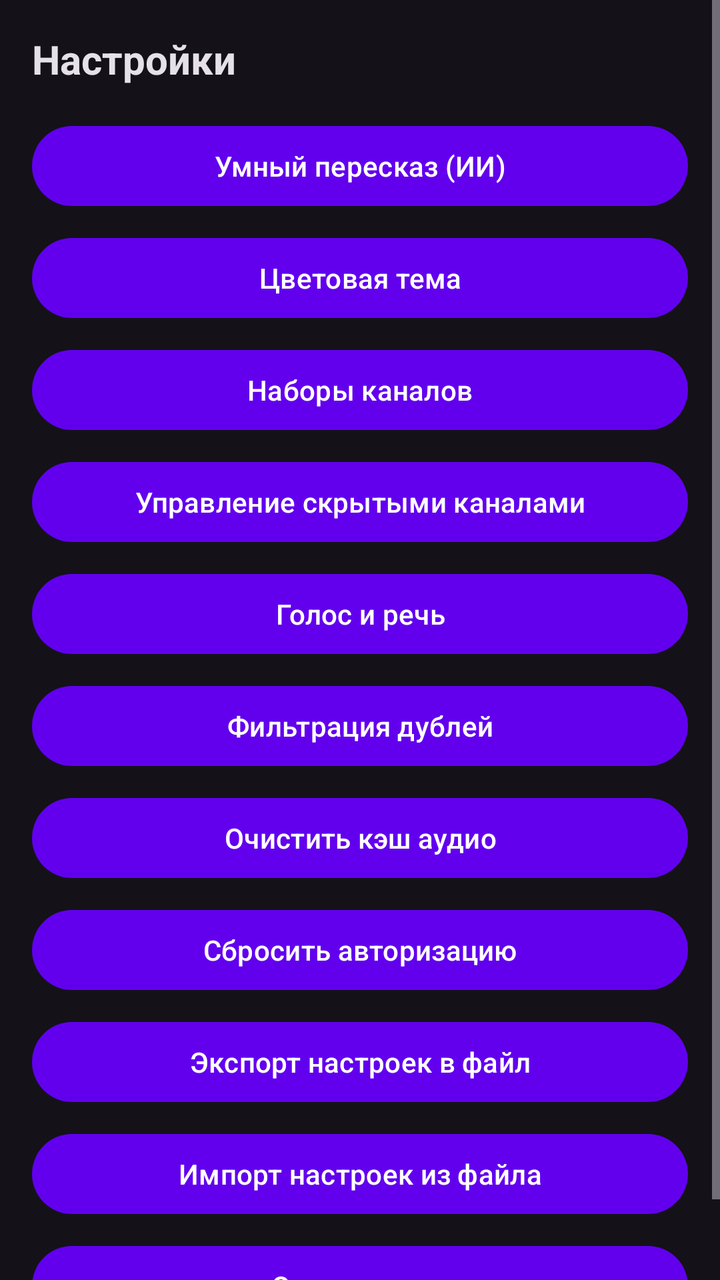
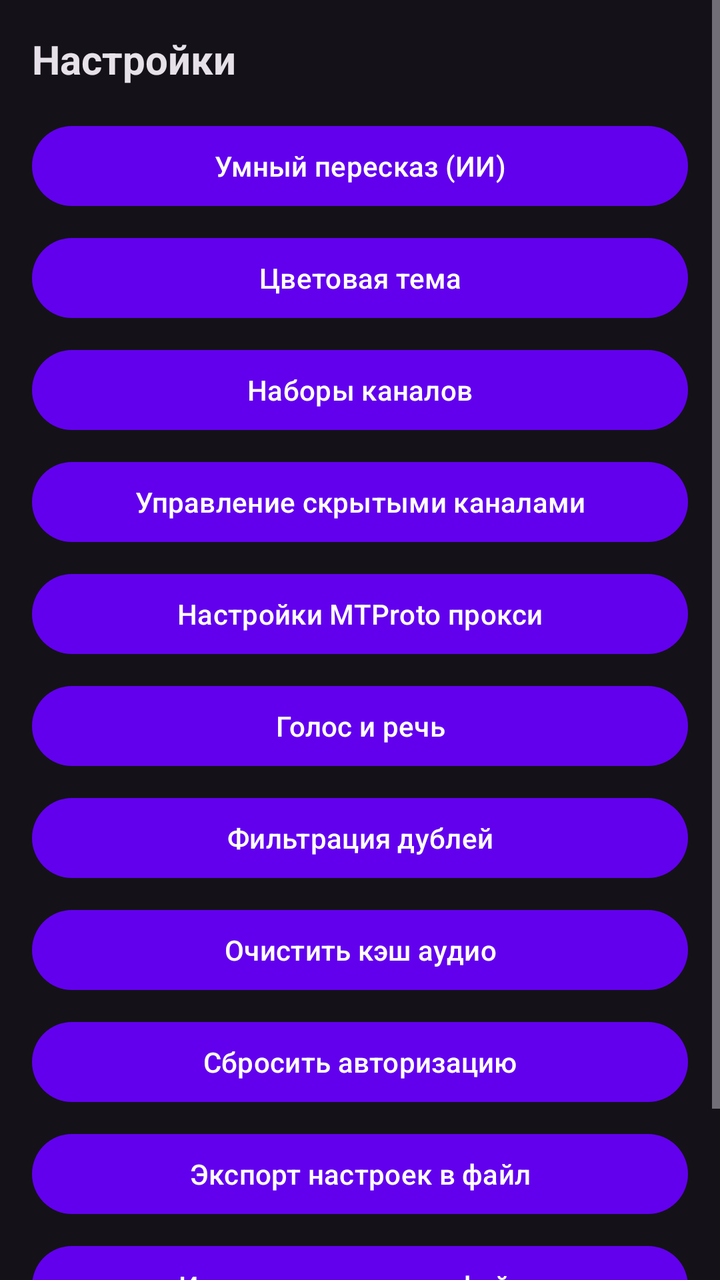

Two renders of the same Android screen: before a commit and after it. Below are the layout's source before the change and the commit's diff.
<!-- AndroidManifest.xml: application theme Theme.TelegramNewsReader -->
<!-- res/layout/dialog_settings.xml -->
<?xml version="1.0" encoding="utf-8"?>
<ScrollView xmlns:android="http://schemas.android.com/apk/res/android"
    android:layout_width="match_parent"
    android:layout_height="wrap_content">

    <LinearLayout
        android:layout_width="match_parent"
        android:layout_height="wrap_content"
        android:orientation="vertical"
        android:padding="16dp">

        <TextView
            android:layout_width="wrap_content"
            android:layout_height="wrap_content"
            android:text="Настройки"
            android:textSize="20sp"
            android:textStyle="bold"
            android:layout_marginBottom="16dp"
            android:textColor="?attr/colorOnSurface" />

        <Button
            android:id="@+id/btn_ai_settings"
            android:layout_width="match_parent"
            android:layout_height="wrap_content"
            android:text="Умный пересказ (ИИ)"
            android:layout_marginBottom="8dp"
            style="@style/Widget.Material3.Button" />

        <Button
            android:id="@+id/btn_color_theme"
            android:layout_width="match_parent"
            android:layout_height="wrap_content"
            android:text="Цветовая тема"
            android:layout_marginBottom="8dp"
            style="@style/Widget.Material3.Button" />

        <Button
            android:id="@+id/btn_manage_presets_settings"
            android:layout_width="match_parent"
            android:layout_height="wrap_content"
            android:text="Наборы каналов"
            android:layout_marginBottom="8dp"
            style="@style/Widget.Material3.Button" />

        <Button
            android:id="@+id/btn_manage_hidden"
            android:layout_width="match_parent"
            android:layout_height="wrap_content"
            android:text="Управление скрытыми каналами"
            android:layout_marginBottom="8dp"
            style="@style/Widget.Material3.Button" />

        <Button
            android:id="@+id/btn_voice_settings"
            android:layout_width="match_parent"
            android:layout_height="wrap_content"
            android:text="Голос и речь"
            android:layout_marginBottom="8dp"
            style="@style/Widget.Material3.Button" />

        <Button
            android:id="@+id/btn_dedup_settings"
            android:layout_width="match_parent"
            android:layout_height="wrap_content"
            android:text="@string/dedup_title"
            android:layout_marginBottom="8dp"
            style="@style/Widget.Material3.Button" />

        <Button
            android:id="@+id/btn_clear_cache"
            android:layout_width="match_parent"
            android:layout_height="wrap_content"
            android:text="Очистить кэш аудио"
            android:layout_marginBottom="8dp"
            style="@style/Widget.Material3.Button" />

        <Button
            android:id="@+id/btn_reset_auth"
            android:layout_width="match_parent"
            android:layout_height="wrap_content"
            android:text="Сбросить авторизацию"
            android:layout_marginBottom="8dp"
            style="@style/Widget.Material3.Button" />

        <Button
            android:id="@+id/btn_export_settings"
            android:layout_width="match_parent"
            android:layout_height="wrap_content"
            android:text="Экспорт настроек в файл"
            android:layout_marginBottom="8dp"
            style="@style/Widget.Material3.Button" />

        <Button
            android:id="@+id/btn_import_settings"
            android:layout_width="match_parent"
            android:layout_height="wrap_content"
            android:text="Импорт настроек из файла"
            android:layout_marginBottom="8dp"
            style="@style/Widget.Material3.Button" />

        <Button
            android:id="@+id/btn_about"
            android:layout_width="match_parent"
            android:layout_height="wrap_content"
            android:text="О программе"
            style="@style/Widget.Material3.Button" />

    </LinearLayout>
</ScrollView>
<!-- resources referenced by this layout -->
<resources>
  <string name="dedup_title">Фильтрация дублей</string>
  <style name="Theme.TelegramNewsReader" parent="Theme.TelegramNewsReader.Purple" />
  <style name="Theme.TelegramNewsReader.Purple" parent="Theme.Material3.Dark.NoActionBar">
          <item name="colorPrimary">@color/purple_500</item>
          <item name="colorPrimaryVariant">@color/purple_700</item>
          <item name="colorOnPrimary">@color/white</item>
          <item name="android:statusBarColor">?attr/colorPrimaryVariant</item>
          <item name="actionBarStyle">@style/CustomActionBarStyle</item>
      </style>
  <color name="purple_500">#FF6200EE</color>
  <color name="purple_700">#FF3700B3</color>
  <color name="white">#FFFFFFFF</color>
  <style name="CustomActionBarStyle" parent="Widget.Material3.ActionBar.Solid">
          <item name="titleTextStyle">@style/CustomActionBarTitle</item>
          <item name="android:titleTextStyle">@style/CustomActionBarTitle</item>
      </style>
  <style name="CustomActionBarTitle" parent="TextAppearance.Material3.ActionBar.Title">
          <item name="android:textSize">18sp</item>
          <item name="android:textStyle">bold</item>
          <item name="android:textColor">@color/white</item>
          <item name="android:gravity">center</item>
          <item name="android:layout_gravity">center</item>
      </style>
</resources>

<!-- the commit's change to res/layout/dialog_settings.xml (unified diff, before → after) -->
@@ -47,6 +47,14 @@
             android:layout_width="match_parent"
             android:layout_height="wrap_content"
             android:text="Управление скрытыми каналами"
+            android:layout_marginBottom="8dp"
+            style="@style/Widget.Material3.Button" />
+
+        <Button
+            android:id="@+id/btn_proxy_settings"
+            android:layout_width="match_parent"
+            android:layout_height="wrap_content"
+            android:text="Настройки MTProto прокси"
             android:layout_marginBottom="8dp"
             style="@style/Widget.Material3.Button" />
 
